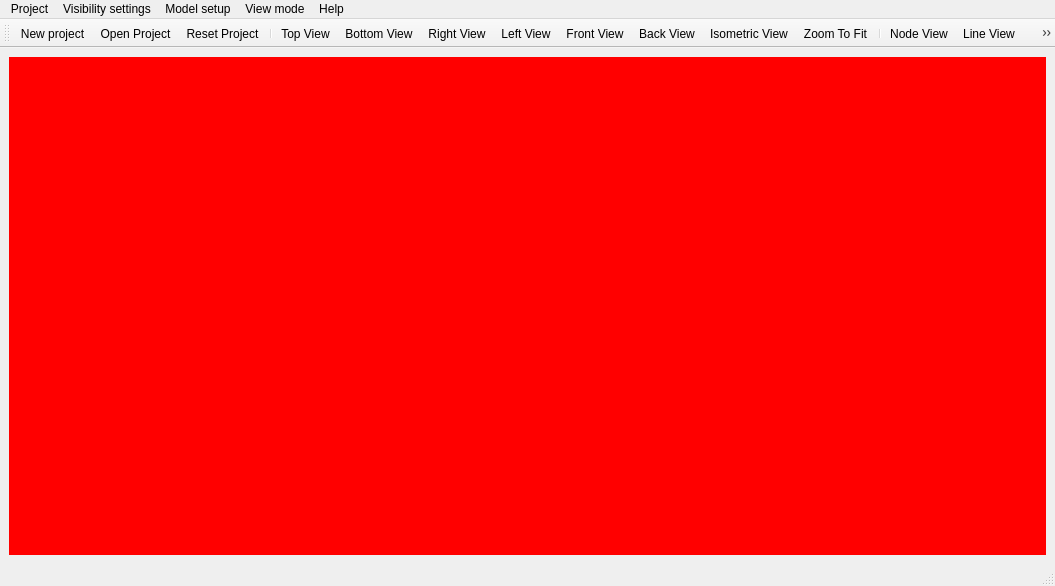
This is vibra/interface/data/ui_files/main_window.ui in MOPT-UFSC/VIBRA as Qt 5 draws it before an edit. The edited form follows.
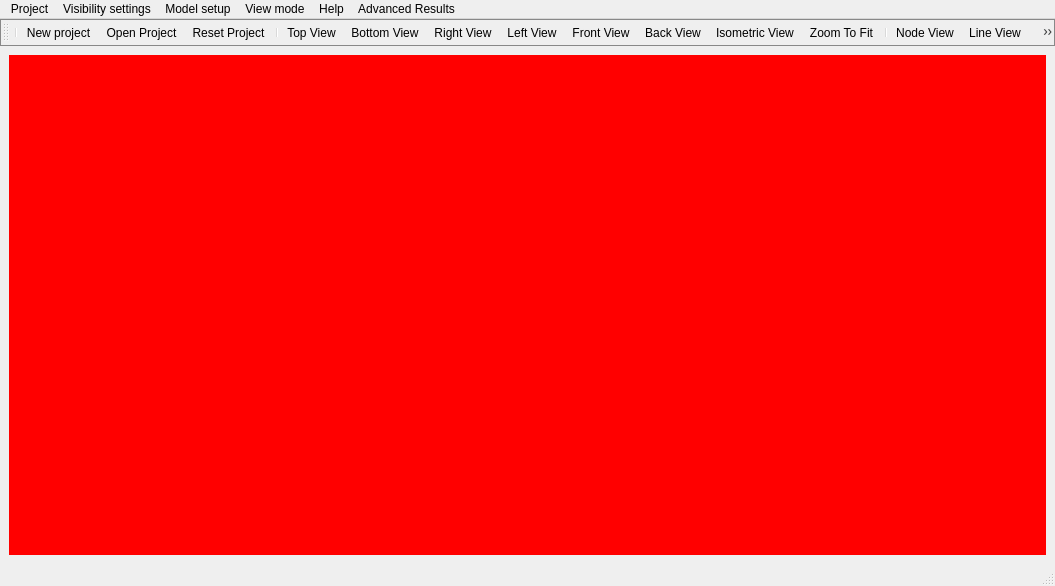
This is the edited form. Icons and pictures are not drawn.

Commit message: Adds Advanced Results Menu in main_window ui file

```diff
--- a/vibra/interface/data/ui_files/main_window.ui
+++ b/vibra/interface/data/ui_files/main_window.ui
@@ -42,6 +42,51 @@
     </item>
    </layout>
   </widget>
+  <widget class="QStatusBar" name="status_bar"/>
+  <widget class="QToolBar" name="tool_bar">
+   <property name="windowTitle">
+    <string>toolBar</string>
+   </property>
+   <property name="styleSheet">
+    <string notr="true">
+            QToolBar {
+                border-style: solid;
+                border-width: 1px;
+                border-color: #888888;
+            }</string>
+   </property>
+   <attribute name="toolBarArea">
+    <enum>TopToolBarArea</enum>
+   </attribute>
+   <attribute name="toolBarBreak">
+    <bool>false</bool>
+   </attribute>
+   <addaction name="separator"/>
+   <addaction name="action_new_project"/>
+   <addaction name="action_open_project"/>
+   <addaction name="action_reset_project"/>
+   <addaction name="separator"/>
+   <addaction name="action_top_view"/>
+   <addaction name="action_bottom_view"/>
+   <addaction name="action_right_view"/>
+   <addaction name="action_left_view"/>
+   <addaction name="action_front_view"/>
+   <addaction name="action_back_view"/>
+   <addaction name="action_isometric_view"/>
+   <addaction name="action_zoom_to_fit"/>
+   <addaction name="separator"/>
+   <addaction name="action_node_view"/>
+   <addaction name="action_line_view"/>
+   <addaction name="action_face_view"/>
+   <addaction name="hide_show_symbols_action"/>
+   <addaction name="separator"/>
+   <addaction name="section_plane_show_action"/>
+   <addaction name="section_plane_config_action"/>
+   <addaction name="separator"/>
+   <addaction name="hide_selection"/>
+   <addaction name="unhide_all"/>
+   <addaction name="separator"/>
+  </widget>
   <widget class="QMenuBar" name="menubar">
    <property name="geometry">
     <rect>
@@ -96,46 +141,20 @@
     </property>
     <addaction name="action_about_vibra"/>
    </widget>
+   <widget class="QMenu" name="advanced_results_menu">
+    <property name="title">
+     <string>Advanced Results</string>
+    </property>
+    <addaction name="plot_particle_velocity_action"/>
+    <addaction name="plot_specific_acoustic_impedance_action"/>
+    <addaction name="export_element_transfer_data_action"/>
+   </widget>
    <addaction name="project_menu"/>
    <addaction name="menu_settings"/>
    <addaction name="menu_model_setup"/>
    <addaction name="menu_view_mode"/>
    <addaction name="menu_help"/>
-  </widget>
-  <widget class="QStatusBar" name="status_bar"/>
-  <widget class="QToolBar" name="tool_bar">
-   <property name="windowTitle">
-    <string>toolBar</string>
-   </property>
-   <attribute name="toolBarArea">
-    <enum>TopToolBarArea</enum>
-   </attribute>
-   <attribute name="toolBarBreak">
-    <bool>false</bool>
-   </attribute>
-   <addaction name="action_new_project"/>
-   <addaction name="action_open_project"/>
-   <addaction name="action_reset_project"/>
-   <addaction name="separator"/>
-   <addaction name="action_top_view"/>
-   <addaction name="action_bottom_view"/>
-   <addaction name="action_right_view"/>
-   <addaction name="action_left_view"/>
-   <addaction name="action_front_view"/>
-   <addaction name="action_back_view"/>
-   <addaction name="action_isometric_view"/>
-   <addaction name="action_zoom_to_fit"/>
-   <addaction name="separator"/>
-   <addaction name="action_node_view"/>
-   <addaction name="action_line_view"/>
-   <addaction name="action_face_view"/>
-   <addaction name="hide_show_symbols_action"/>
-   <addaction name="separator"/>
-   <addaction name="section_plane_show_action"/>
-   <addaction name="section_plane_config_action"/>
-   <addaction name="separator"/>
-   <addaction name="hide_selection"/>
-   <addaction name="unhide_all"/>
+   <addaction name="advanced_results_menu"/>
   </widget>
   <action name="action_new_project">
    <property name="icon">
```
Left out of the diff: 51 changed lines with no effect on the pictures. The commit also changes 3 other files.
